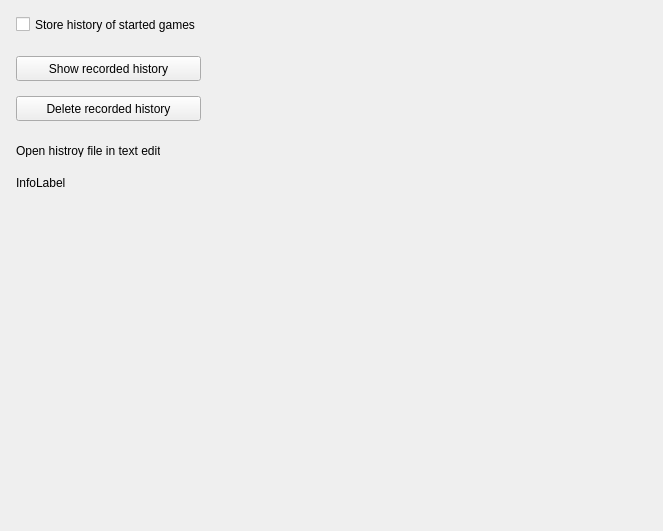
Above: src/forms/SetupFrameDataPrivacyUnit.ui from Eldricos/D-Fend-Reborn before the change. Below: the same form after it.
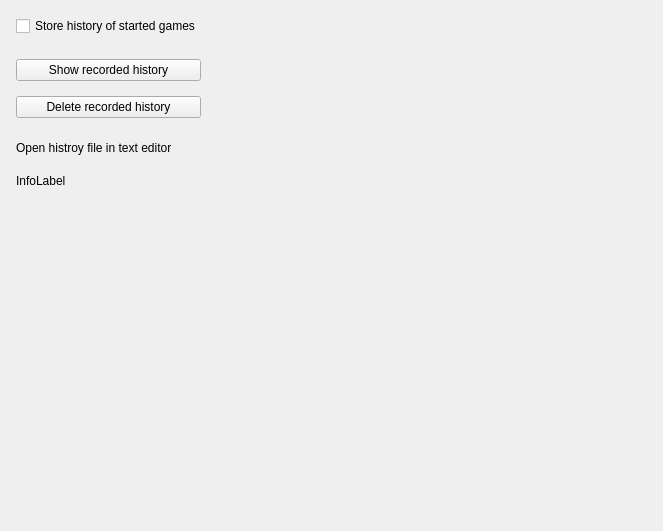
That is the form after the change. Icons and pictures are not drawn.

Commit message: Program options: Qt layouts instead of fixed pixel positions

```diff
--- a/src/forms/SetupFrameDataPrivacyUnit.ui
+++ b/src/forms/SetupFrameDataPrivacyUnit.ui
@@ -5,40 +5,165 @@
     <property name="geometry"><rect><x>0</x><y>0</y><width>663</width><height>531</height></rect></property>
     <property name="vclDesignWidth" stdset="0"><number>663</number></property>
     <property name="vclDesignHeight" stdset="0"><number>531</number></property>
-    <widget class="QLabel" name="OpenFileLabel">
-      <property name="geometry"><rect><x>16</x><y>144</y><width>144</width><height>13</height></rect></property>
-      <property name="text"><string>Open histroy file in text editor</string></property>
-      <property name="textFormat"><enum>Qt::PlainText</enum></property>
-      <property name="alignment"><set>Qt::AlignLeft|Qt::AlignTop</set></property>
-      <property name="vclAutoSize" stdset="0"><bool>true</bool></property>
-    </widget>
-    <widget class="QLabel" name="InfoLabel">
-      <property name="geometry"><rect><x>16</x><y>176</y><width>633</width><height>113</height></rect></property>
-      <property name="vclAnchors" stdset="0"><string notr="true">akLeft,akTop,akRight</string></property>
-      <property name="text"><string>InfoLabel</string></property>
-      <property name="textFormat"><enum>Qt::PlainText</enum></property>
-      <property name="wordWrap"><bool>true</bool></property>
-      <property name="alignment"><set>Qt::AlignLeft|Qt::AlignTop</set></property>
-    </widget>
-    <widget class="QCheckBox" name="StoreHistoryCheckBox">
-      <property name="geometry"><rect><x>16</x><y>16</y><width>633</width><height>17</height></rect></property>
-      <property name="vclAnchors" stdset="0"><string notr="true">akLeft,akTop,akRight</string></property>
-      <property name="text"><string>Store history of started games</string></property>
-    </widget>
-    <widget class="QPushButton" name="ShowHistoryButton">
-      <property name="geometry"><rect><x>16</x><y>56</y><width>185</width><height>25</height></rect></property>
-      <property name="text"><string>Show recorded history</string></property>
-      <property name="icon"><iconset resource="../../resources/dfend.qrc"><normaloff>:/glyphs/ade72445ec027212.png</normaloff></iconset></property>
-      <property name="autoDefault"><bool>false</bool></property>
-      <property name="vclOnClick" stdset="0"><string notr="true">ShowHistoryButtonClick</string></property>
-    </widget>
-    <widget class="QPushButton" name="DeleteHistoryButton">
-      <property name="geometry"><rect><x>16</x><y>96</y><width>185</width><height>25</height></rect></property>
-      <property name="text"><string>Delete recorded history</string></property>
-      <property name="icon"><iconset resource="../../resources/dfend.qrc"><normaloff>:/glyphs/86ad06b420cc830c.png</normaloff></iconset></property>
-      <property name="autoDefault"><bool>false</bool></property>
-      <property name="vclOnClick" stdset="0"><string notr="true">DeleteHistoryButtonClick</string></property>
-    </widget>
+    <layout class="QVBoxLayout" name="SetupFrameDataPrivacy_Layout" stretch="0,0,0,0,0,0,0,0,0,1">
+      <property name="leftMargin"><number>16</number></property>
+      <property name="topMargin"><number>16</number></property>
+      <property name="rightMargin"><number>14</number></property>
+      <property name="bottomMargin"><number>8</number></property>
+      <property name="spacing"><number>0</number></property>
+      <item>
+        <layout class="QGridLayout" name="SetupFrameDataPrivacy_Section1" columnstretch="0,1">
+          <property name="leftMargin"><number>0</number></property>
+          <property name="topMargin"><number>0</number></property>
+          <property name="rightMargin"><number>0</number></property>
+          <property name="bottomMargin"><number>0</number></property>
+          <property name="horizontalSpacing"><number>8</number></property>
+          <property name="verticalSpacing"><number>4</number></property>
+          <item row="0" column="0" colspan="2">
+            <widget class="QCheckBox" name="StoreHistoryCheckBox">
+              <property name="text"><string>Store history of started games</string></property>
+            </widget>
+          </item>
+          <item row="0" column="1">
+            <spacer name="SetupFrameDataPrivacy_Section1_HFill">
+              <property name="orientation"><enum>Qt::Horizontal</enum></property>
+              <property name="sizeHint" stdset="0"><size><width>0</width><height>0</height></size></property>
+            </spacer>
+          </item>
+        </layout>
+      </item>
+      <item>
+        <spacer name="SetupFrameDataPrivacy_Gap1">
+          <property name="orientation"><enum>Qt::Vertical</enum></property>
+          <property name="sizeType"><enum>QSizePolicy::Fixed</enum></property>
+          <property name="sizeHint" stdset="0"><size><width>0</width><height>23</height></size></property>
+        </spacer>
+      </item>
+      <item>
+        <layout class="QGridLayout" name="SetupFrameDataPrivacy_Section2" columnstretch="0,1">
+          <property name="leftMargin"><number>0</number></property>
+          <property name="topMargin"><number>0</number></property>
+          <property name="rightMargin"><number>0</number></property>
+          <property name="bottomMargin"><number>0</number></property>
+          <property name="horizontalSpacing"><number>8</number></property>
+          <property name="verticalSpacing"><number>4</number></property>
+          <item row="0" column="0" alignment="Qt::AlignLeft">
+            <widget class="QPushButton" name="ShowHistoryButton">
+              <property name="text"><string>Show recorded history</string></property>
+              <property name="icon"><iconset resource="../../resources/dfend.qrc"><normaloff>:/glyphs/ade72445ec027212.png</normaloff></iconset></property>
+              <property name="autoDefault"><bool>false</bool></property>
+              <property name="vclOnClick" stdset="0"><string notr="true">ShowHistoryButtonClick</string></property>
+              <property name="minimumSize"><size><width>185</width><height>0</height></size></property>
+            </widget>
+          </item>
+          <item row="0" column="1">
+            <spacer name="SetupFrameDataPrivacy_Section2_HFill">
+              <property name="orientation"><enum>Qt::Horizontal</enum></property>
+              <property name="sizeHint" stdset="0"><size><width>0</width><height>0</height></size></property>
+            </spacer>
+          </item>
+        </layout>
+      </item>
+      <item>
+        <spacer name="SetupFrameDataPrivacy_Gap2">
+          <property name="orientation"><enum>Qt::Vertical</enum></property>
+          <property name="sizeType"><enum>QSizePolicy::Fixed</enum></property>
+          <property name="sizeHint" stdset="0"><size><width>0</width><height>15</height></size></property>
+        </spacer>
+      </item>
+      <item>
+        <layout class="QGridLayout" name="SetupFrameDataPrivacy_Section3" columnstretch="0,1">
+          <property name="leftMargin"><number>0</number></property>
+          <property name="topMargin"><number>0</number></property>
+          <property name="rightMargin"><number>0</number></property>
+          <property name="bottomMargin"><number>0</number></property>
+          <property name="horizontalSpacing"><number>8</number></property>
+          <property name="verticalSpacing"><number>4</number></property>
+          <item row="0" column="0" alignment="Qt::AlignLeft">
+            <widget class="QPushButton" name="DeleteHistoryButton">
+              <property name="text"><string>Delete recorded history</string></property>
+              <property name="icon"><iconset resource="../../resources/dfend.qrc"><normaloff>:/glyphs/86ad06b420cc830c.png</normaloff></iconset></property>
+              <property name="autoDefault"><bool>false</bool></property>
+              <property name="vclOnClick" stdset="0"><string notr="true">DeleteHistoryButtonClick</string></property>
+              <property name="minimumSize"><size><width>185</width><height>0</height></size></property>
+            </widget>
+          </item>
+          <item row="0" column="1">
+            <spacer name="SetupFrameDataPrivacy_Section3_HFill">
+              <property name="orientation"><enum>Qt::Horizontal</enum></property>
+              <property name="sizeHint" stdset="0"><size><width>0</width><height>0</height></size></property>
+            </spacer>
+          </item>
+        </layout>
+      </item>
+      <item>
+        <spacer name="SetupFrameDataPrivacy_Gap3">
+          <property name="orientation"><enum>Qt::Vertical</enum></property>
+          <property name="sizeType"><enum>QSizePolicy::Fixed</enum></property>
+          <property name="sizeHint" stdset="0"><size><width>0</width><height>23</height></size></property>
+        </spacer>
+      </item>
+      <item>
+        <layout class="QGridLayout" name="SetupFrameDataPrivacy_Section4" columnstretch="0,1">
+          <property name="leftMargin"><number>0</number></property>
+          <property name="topMargin"><number>0</number></property>
+          <property name="rightMargin"><number>0</number></property>
+          <property name="bottomMargin"><number>0</number></property>
+          <property name="horizontalSpacing"><number>8</number></property>
+          <property name="verticalSpacing"><number>4</number></property>
+          <item row="0" column="0" colspan="2">
+            <widget class="QLabel" name="OpenFileLabel">
+              <property name="text"><string>Open histroy file in text editor</string></property>
+              <property name="textFormat"><enum>Qt::PlainText</enum></property>
+              <property name="alignment"><set>Qt::AlignLeft|Qt::AlignTop</set></property>
+            </widget>
+          </item>
+          <item row="0" column="1">
+            <spacer name="SetupFrameDataPrivacy_Section4_HFill">
+              <property name="orientation"><enum>Qt::Horizontal</enum></property>
+              <property name="sizeHint" stdset="0"><size><width>0</width><height>0</height></size></property>
+            </spacer>
+          </item>
+        </layout>
+      </item>
+      <item>
+        <spacer name="SetupFrameDataPrivacy_Gap4">
+          <property name="orientation"><enum>Qt::Vertical</enum></property>
+          <property name="sizeType"><enum>QSizePolicy::Fixed</enum></property>
+          <property name="sizeHint" stdset="0"><size><width>0</width><height>19</height></size></property>
+        </spacer>
+      </item>
+      <item>
+        <layout class="QGridLayout" name="SetupFrameDataPrivacy_Section5" columnstretch="0,1">
+          <property name="leftMargin"><number>0</number></property>
+          <property name="topMargin"><number>0</number></property>
+          <property name="rightMargin"><number>0</number></property>
+          <property name="bottomMargin"><number>0</number></property>
+          <property name="horizontalSpacing"><number>8</number></property>
+          <property name="verticalSpacing"><number>4</number></property>
+          <item row="0" column="0" colspan="2">
+            <widget class="QLabel" name="InfoLabel">
+              <property name="text"><string>InfoLabel</string></property>
+              <property name="textFormat"><enum>Qt::PlainText</enum></property>
+              <property name="wordWrap"><bool>true</bool></property>
+              <property name="alignment"><set>Qt::AlignLeft|Qt::AlignTop</set></property>
+            </widget>
+          </item>
+          <item row="0" column="1">
+            <spacer name="SetupFrameDataPrivacy_Section5_HFill">
+              <property name="orientation"><enum>Qt::Horizontal</enum></property>
+              <property name="sizeHint" stdset="0"><size><width>0</width><height>0</height></size></property>
+            </spacer>
+          </item>
+        </layout>
+      </item>
+      <item>
+        <spacer name="SetupFrameDataPrivacy_VFill">
+          <property name="orientation"><enum>Qt::Vertical</enum></property>
+          <property name="sizeHint" stdset="0"><size><width>0</width><height>0</height></size></property>
+        </spacer>
+      </item>
+    </layout>
   </widget>
   <tabstops>
     <tabstop>StoreHistoryCheckBox</tabstop>
```
Left out of the diff: 6 changed lines with no effect on the pictures. The commit also changes 51 other files.
